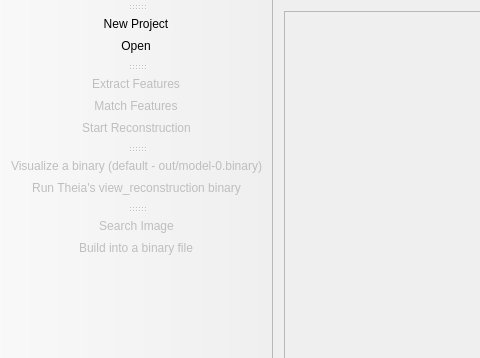
Qt form ui/mainwindow.ui (lybros/appa) before a commit; both pictures show x 0 to 480 and y 0 to 358 of the 1067 by 723 pixel window.
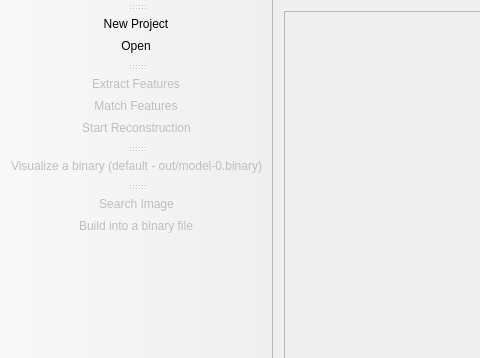
The same form after that commit.

The edit to the form file:
```diff
--- a/ui/mainwindow.ui
+++ b/ui/mainwindow.ui
@@ -319,7 +319,6 @@
     <bool>false</bool>
    </attribute>
    <addaction name="actionVisualizeBinary"/>
-   <addaction name="actionRunExampleReconstruction"/>
   </widget>
   <widget class="QToolBar" name="mainToolBar">
    <property name="sizePolicy">
```
Left out of the diff: 2 changed lines with no effect on the pictures.
